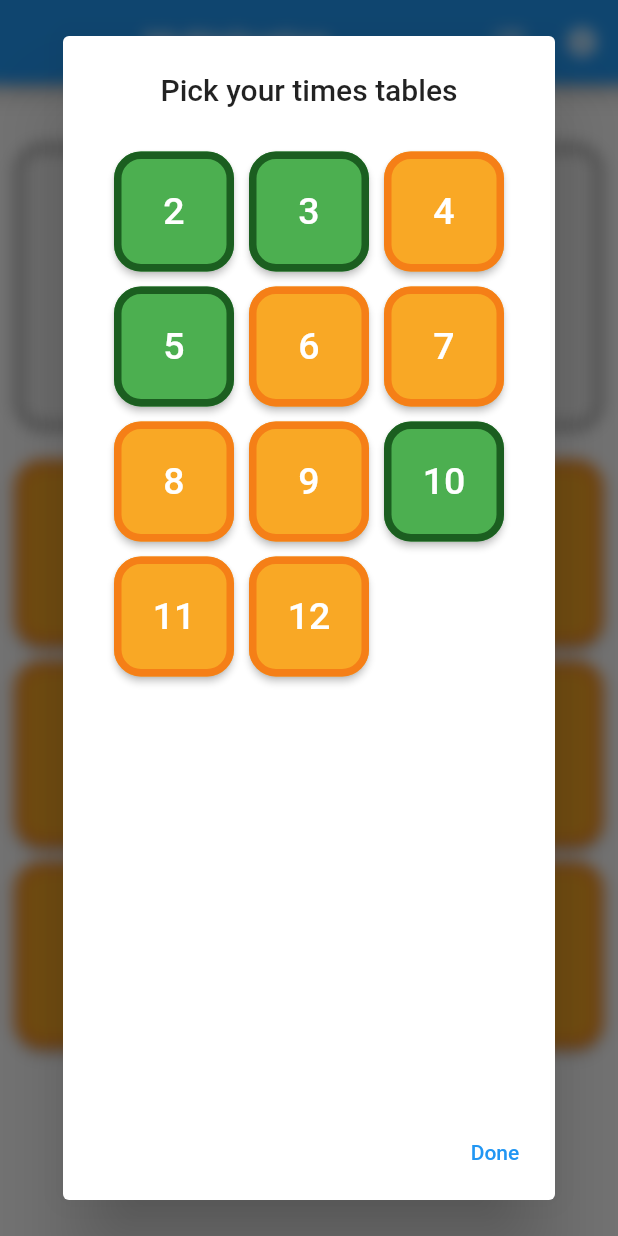
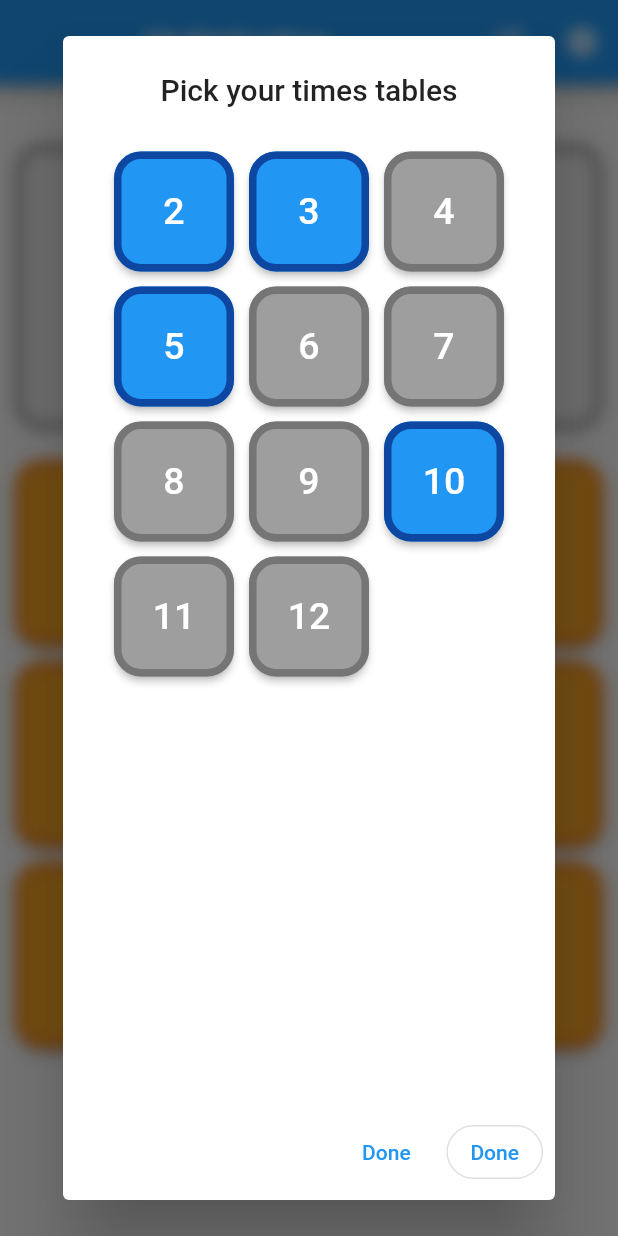
Before and after one commit to Sheppio/multiplication, a Flutter app: the screen it shows after launch, after a tap on the "format list numbered" icon, on a phone screen of 412 x 824 dp. Run offline on Flutter 3.47's test engine with Material 2 defaults, Android fonts, the phone set to English and light mode, and no system bars; our stand-ins replace flutter_riverpod, freezed_annotation.

Commit message:
added json_serialisation and some extra button styles

```diff
--- a/lib/main.dart
+++ b/lib/main.dart
@@ -85,6 +85,20 @@ class _MQAPageState extends ConsumerState<MQAPage> {
             RoundedRectangleBorder(
                 borderRadius: BorderRadius.circular(18.0),
                 side: BorderSide(color: Colors.red.shade900, width: 5))));
+    var buttonStyleSelected = ButtonStyle(
+        foregroundColor: MaterialStateProperty.all<Color>(Colors.white),
+        backgroundColor: MaterialStateProperty.all<Color>(Colors.blue.shade500),
+        shape: MaterialStateProperty.all<RoundedRectangleBorder>(
+            RoundedRectangleBorder(
+                borderRadius: BorderRadius.circular(18.0),
+                side: BorderSide(color: Colors.blue.shade900, width: 5))));
+    var buttonStyleUnselected = ButtonStyle(
+        foregroundColor: MaterialStateProperty.all<Color>(Colors.white),
+        backgroundColor: MaterialStateProperty.all<Color>(Colors.grey.shade500),
+        shape: MaterialStateProperty.all<RoundedRectangleBorder>(
+            RoundedRectangleBorder(
+                borderRadius: BorderRadius.circular(18.0),
+                side: BorderSide(color: Colors.grey.shade600, width: 5))));
 
     return Scaffold(
       appBar: AppBar(
@@ -102,14 +116,26 @@ class _MQAPageState extends ConsumerState<MQAPage> {
                         child: AlertDialog(
                           title: Center(child: Text('Pick your times tables')),
                           content: SettingsToggleGroup(
-                              buttonStyleCorrect: buttonStyleCorrect,
-                              buttonStyleStandard: buttonStyleStandard),
+                              buttonStyleCorrect: buttonStyleSelected,
+                              buttonStyleStandard: buttonStyleUnselected),
                           actions: <Widget>[
                             TextButton(
                                 onPressed: () {
                                   Navigator.pop(context);
                                 },
                                 child: Text('Done')),
+                            OutlinedButton(
+                              onPressed: () {
+                                Navigator.pop(context);
+                              },
+                              style: ButtonStyle(
+                                shape: MaterialStateProperty.all(
+                                    RoundedRectangleBorder(
+                                        borderRadius:
+                                            BorderRadius.circular(30.0))),
+                              ),
+                              child: const Text("Done"),
+                            )
                           ],
                         ),
                       );
--- a/lib/notifiers_and_states/msettings_state.dart
+++ b/lib/notifiers_and_states/msettings_state.dart
@@ -2,6 +2,7 @@ import 'package:freezed_annotation/freezed_annotation.dart';
 import '../data/multiplier_settings.dart';
 
 part 'msettings_state.freezed.dart';
+part 'msettings_state.g.dart';
 
 @freezed
 class MSettingsState with _$MSettingsState {
@@ -22,6 +23,9 @@ class MSettingsState with _$MSettingsState {
       })
           Map<int, bool> multiplierSettings}) = _MSettingsState;
 
+  factory MSettingsState.fromJson(Map<String, dynamic> json) =>
+      _$MSettingsStateFromJson(json);
+
   // Duration get fullDuration {
   //   if (pastSplits.length == 0)
   //     return duration;
--- a/pubspec.yaml
+++ b/pubspec.yaml
@@ -35,12 +35,14 @@ dependencies:
   cupertino_icons: ^1.0.2
   flutter_riverpod: ^1.0.1
   freezed_annotation:
+  json_annotation: ">=4.4.0 <4.5.0"
 
 dev_dependencies:
   flutter_test:
     sdk: flutter
   build_runner:
   freezed:
+  json_serializable:
 
   # The "flutter_lints" package below contains a set of recommended lints to
   # encourage good coding practices. The lint set provided by the package is
```
Also changed, not shown: lib/notifiers_and_states/msettings_state.freezed.dart, lib/notifiers_and_states/msettings_state.g.dart (added), pubspec.lock.
